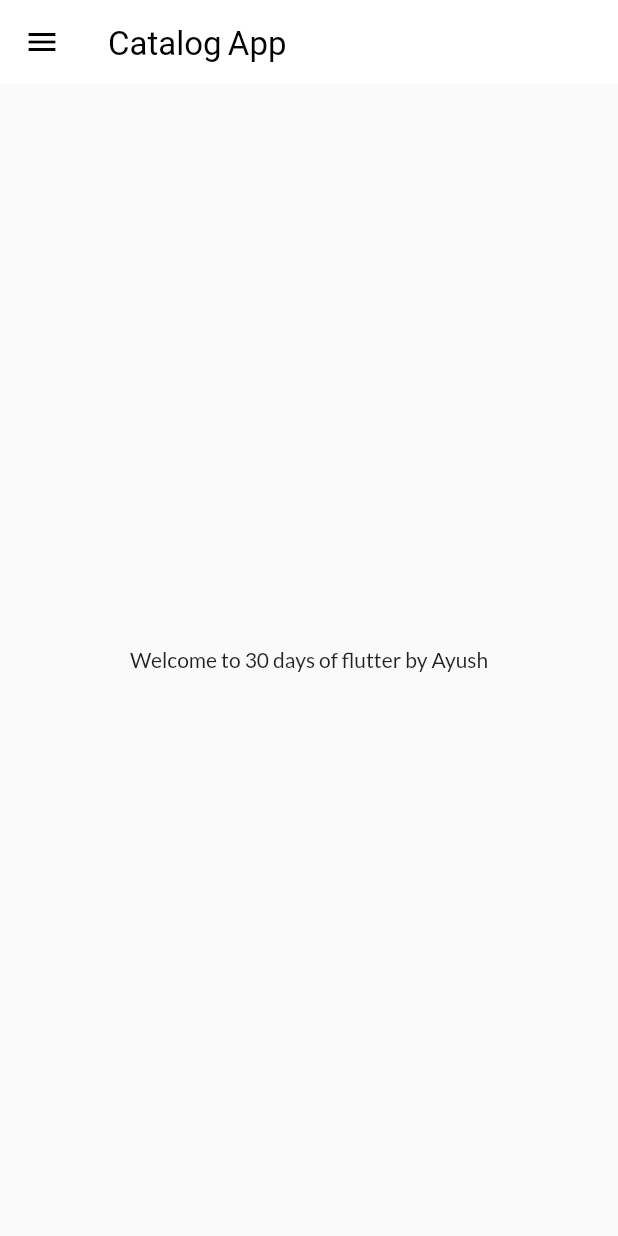
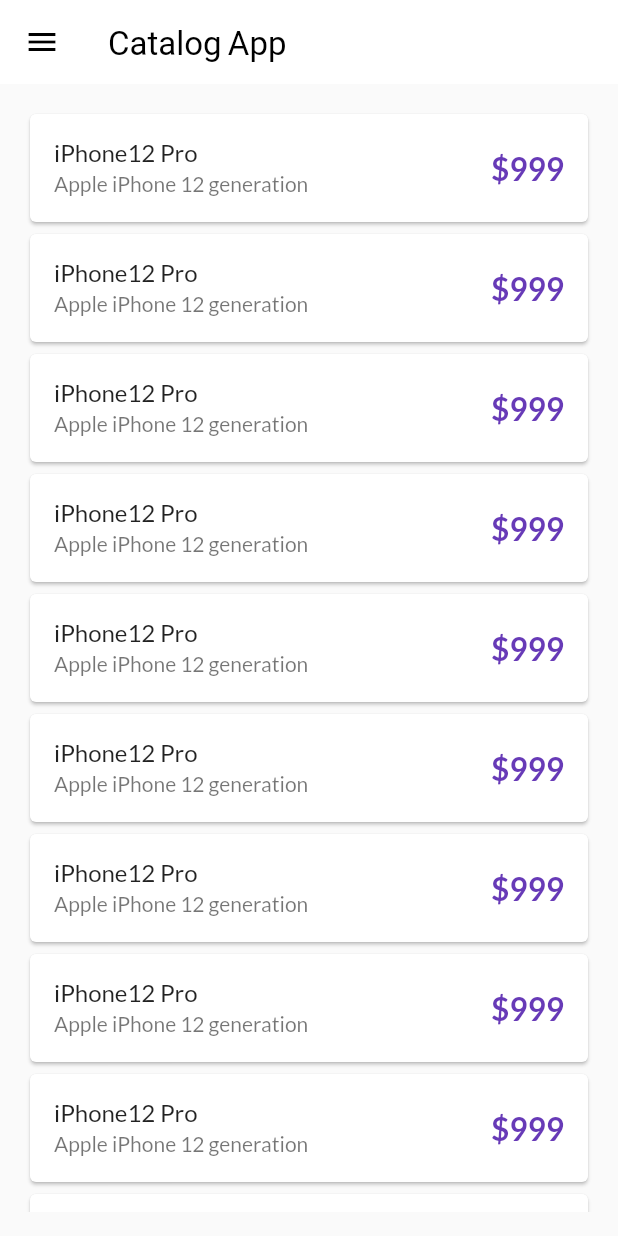
Before and after one commit to ayushjain27/30_days_of_flutter, a Flutter app: the screen it shows after launch, on a phone screen of 412 x 824 dp. Run offline on Flutter 3.47's test engine with Material 2 defaults, Android fonts, the phone set to English and light mode, and no system bars; our stand-ins replace google_fonts; key blocks and very long unbroken strings in the code were emptied for the run.

Commit message:
da-11 completed

```diff
--- a/lib/main.dart
+++ b/lib/main.dart
@@ -16,7 +16,7 @@
       // home: HomePage(),
       themeMode: ThemeMode.light,
       theme: MyTheme.lightTheme(context),
-       darkTheme: MyTheme.DarkTheme(context),
+      darkTheme: MyTheme.DarkTheme(context),
       debugShowCheckedModeBanner: false,
       initialRoute: MyRoutes.homeRoute,
       routes: {
--- a/lib/models/catalog.dart
+++ b/lib/models/catalog.dart
@@ -1,5 +1,18 @@
+class CatalogModel {
+  static final items = [
+    Item(
+        id: 1,
+        name: "iPhone12 Pro",
+        desc: "Apple iPhone 12 generation",
+        price: 999,
+        color: "#33505a",
+        image:
+            "https://www.google.com/url?sa=i&url=https%3A%2F%2Fwww.apple.com%2Fnewsroom%2F2020%2F10%2Fapple-introduces-iphone-12-pro-and-iphone-12-pro-max-with-5g%2F&psig=AOvVaw0SqH73T7UNBtQVT07csrv3&ust=1650259053155000&source=images&cd=vfe&ved=0CAwQjRxqFwoTCNj7j6asmvcCFQAAAAAdAAAAABAO")
+  ];
+}
+
 class Item {
-  final String id;
+  final num id;
   final String name;
   final String desc;
   final num price;
@@ -14,14 +27,3 @@
       required this.color,
       required this.image});
 }
-
-final products = [
-  Item(
-      id: "Codepur001",
-      name: "iPhoe12 Pro",
-      desc: "Apple iPhone 12 generation",
-      price: 999,
-      color: "#33505a",
-      image:
-          "https://encrypted-tbn0.gstatic.com/images?q=tbn:ANd9GcRISJ6msIu4AU9_M9ZnJVQVFmfuhfyJjEtbUm3ZK11_8IV9TV25-1uM5wHjiFNwKy99w0mR5")
-];
--- a/lib/pages/home_page.dart
+++ b/lib/pages/home_page.dart
@@ -1,4 +1,6 @@
 import 'package:flutter/material.dart';
+import 'package:flutter_catalogue/models/catalog.dart';
+import 'package:flutter_catalogue/widgets/item_widget.dart';
 
 import '../widgets/drawer.dart';
 
@@ -7,6 +9,7 @@
   final String name = "Ayush";
   @override
   Widget build(BuildContext context) {
+    final dummyList = List.generate(20, (index) => CatalogModel.items[0]);
     return Scaffold(
       appBar: AppBar(
         title: const Text("Catalog App"),
@@ -29,11 +32,25 @@
       //     color: Colors.red,
       //   ),
       // ),
-      body: Center(
-        child: Container(
-          child: Text("Welcome to $days days of flutter by $name"),
+      // body: Center(
+      //   child: Container(
+      //     child: Text("Welcome to $days days of flutter by $name"),
+      //   ),
+      // ),
+      body: Padding(
+        padding: const EdgeInsets.all(16.0),
+        child: ListView.builder(
+          itemCount: dummyList.length,
+          // itemCount: CatalogModel.items.length,
+          itemBuilder: (context, index) {
+            return ItemWidget(
+              item: dummyList[index],
+              );
+            // return ItemWidget(item: CatalogModel.items[index]);
+          },
         ),
       ),
+
       drawer: MyDrawer(),
     );
   }
--- /dev/null
+++ b/lib/widgets/item_widget.dart
@@ -0,0 +1,34 @@
+import 'package:flutter/material.dart';
+import 'package:flutter_catalogue/models/catalog.dart';
+
+class ItemWidget extends StatelessWidget {
+  final Item item;
+
+  const ItemWidget({Key? key, required this.item})
+      : assert(item != null),
+        super(key: key);
+
+  @override
+  Widget build(BuildContext context) {
+    return Card(
+      // shape: const StadiumBorder(),
+      child: ListTile(
+        onTap: () {
+          print("${item.name} pressed");
+        },
+        // leading: Image.network(item.image),
+        title: Text(item.name),
+        subtitle: Text(item.desc),
+        trailing: Text(
+          "\$${item.price}",
+          textScaleFactor: 1.5,
+          style: const TextStyle(
+            color: Colors.deepPurple,
+            fontWeight: FontWeight.bold,
+          ),
+        ),
+        // trailing: Text(item.price.toString()),
+      ),
+    );
+  }
+}
--- a/lib/widgets/themes.dart
+++ b/lib/widgets/themes.dart
@@ -5,7 +5,7 @@
   static ThemeData lightTheme(BuildContext context) => ThemeData(
           primarySwatch: Colors.deepPurple,
           fontFamily: GoogleFonts.lato().fontFamily,
-          appBarTheme: AppBarTheme(
+          appBarTheme: const AppBarTheme(
             color: Colors.white,
             elevation: 0.0,
             iconTheme: IconThemeData(color: Colors.black),
```
